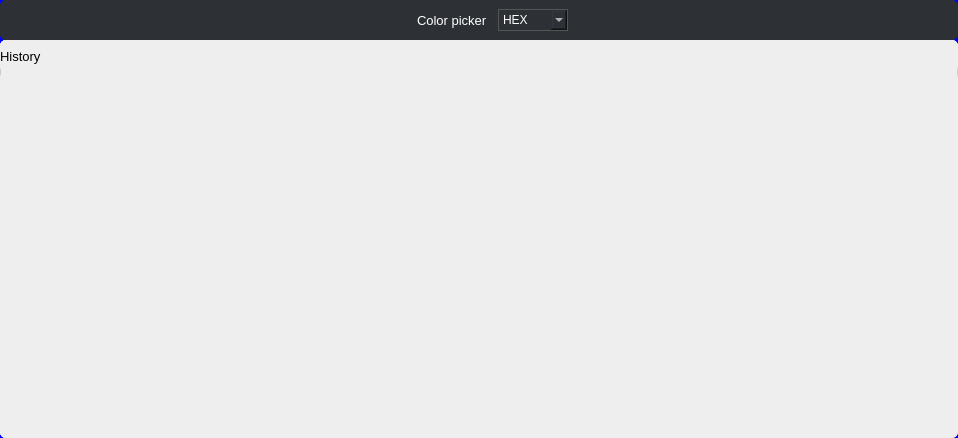
First picture: the form in src/colorpanel.ui, repository rurigk/colorpicker, before the edit.
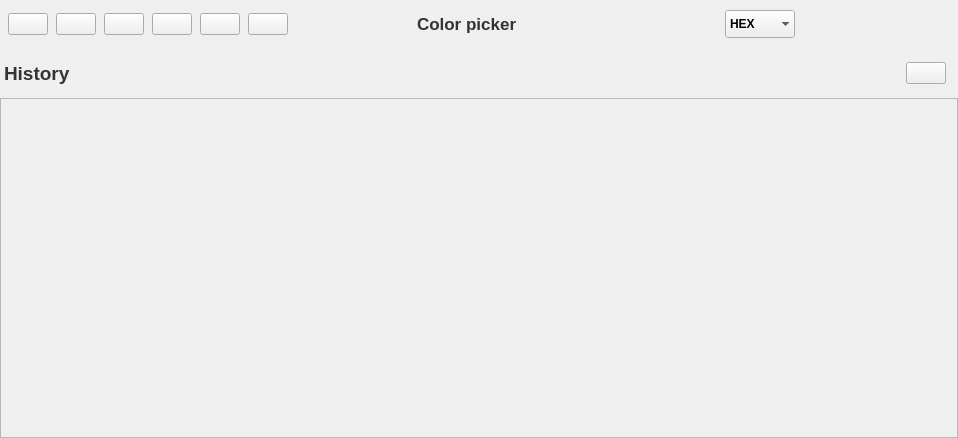
Second picture: the form after the edit. Icons and pictures are not drawn. Custom widgets are drawn as their Qt base class.

Commit message: Light color theme base

What changed in the file:
```diff
--- a/src/colorpanel.ui
+++ b/src/colorpanel.ui
@@ -27,10 +27,7 @@
     <normaloff>:/images/tray-icon.png</normaloff>:/images/tray-icon.png</iconset>
   </property>
   <property name="styleSheet">
-   <string notr="true">/*background-color: transparent;
-border-radius: 6px;*/
-
-background-color: blue;</string>
+   <string notr="true"/>
   </property>
   <widget class="QWidget" name="centralwidget">
    <property name="sizePolicy">
@@ -40,8 +37,7 @@
     </sizepolicy>
    </property>
    <property name="styleSheet">
-    <string notr="true">background-color: transparent;
-border-radius: 6px;</string>
+    <string notr="true"/>
    </property>
    <layout class="QVBoxLayout" name="verticalLayout">
     <property name="leftMargin">
@@ -72,12 +68,11 @@
         <property name="minimumSize">
          <size>
           <width>0</width>
-          <height>40</height>
+          <height>48</height>
          </size>
         </property>
         <property name="styleSheet">
-         <string notr="true">background-color: #2D3136;
-border-radius: 6px;</string>
+         <string notr="true"/>
         </property>
         <layout class="QHBoxLayout" name="horizontalLayout_2">
          <property name="leftMargin">
@@ -126,16 +121,19 @@
               </property>
               <item>
                <layout class="QHBoxLayout" name="toolbarHorizontalLayout">
+                <property name="spacing">
+                 <number>8</number>
+                </property>
                 <property name="sizeConstraint">
                  <enum>QLayout::SetDefaultConstraint</enum>
                 </property>
                 <property name="leftMargin">
-                 <number>5</number>
+                 <number>8</number>
                 </property>
                 <item>
                  <widget class="QPushButton" name="toolbarHistoryColor1">
                   <property name="sizePolicy">
-                   <sizepolicy hsizetype="Fixed" vsizetype="Fixed">
+                   <sizepolicy hsizetype="Minimum" vsizetype="Fixed">
                     <horstretch>0</horstretch>
                     <verstretch>0</verstretch>
                    </sizepolicy>
@@ -147,12 +145,7 @@
                    <enum>Qt::LeftToRight</enum>
                   </property>
                   <property name="styleSheet">
-                   <string notr="true">width: 30px;
-height: 30px;
-border: 1px solid transparent;
-background-image: url(:/images/outline.png);
-background-color: transparent;
-background-repeat: no-repeat;</string>
+                   <string notr="true"/>
                   </property>
                   <property name="text">
                    <string/>
@@ -161,16 +154,17 @@
                 </item>
                 <item>
                  <widget class="QPushButton" name="toolbarHistoryColor2">
+                  <property name="sizePolicy">
+                   <sizepolicy hsizetype="Fixed" vsizetype="Fixed">
+                    <horstretch>0</horstretch>
+                    <verstretch>0</verstretch>
+                   </sizepolicy>
+                  </property>
                   <property name="cursor">
                    <cursorShape>PointingHandCursor</cursorShape>
                   </property>
                   <property name="styleSheet">
-                   <string notr="true">width: 30px;
-height: 30px;
-border: 1px solid transparent;
-background-image: url(:/images/outline.png);
-background-color: transparent;
-background-repeat: no-repeat;</string>
+                   <string notr="true"/>
                   </property>
                   <property name="text">
                    <string/>
@@ -179,16 +173,17 @@
                 </item>
                 <item>
                  <widget class="QPushButton" name="toolbarHistoryColor3">
+                  <property name="sizePolicy">
+                   <sizepolicy hsizetype="Fixed" vsizetype="Fixed">
+                    <horstretch>0</horstretch>
+                    <verstretch>0</verstretch>
+                   </sizepolicy>
+                  </property>
                   <property name="cursor">
                    <cursorShape>PointingHandCursor</cursorShape>
                   </property>
                   <property name="styleSheet">
-                   <string notr="true">width: 30px;
-height: 30px;
-border: 1px solid transparent;
-background-image: url(:/images/outline.png);
-background-color: transparent;
-background-repeat: no-repeat;</string>
+                   <string notr="true"/>
                   </property>
                   <property name="text">
                    <string/>
@@ -197,16 +192,17 @@
                 </item>
                 <item>
                  <widget class="QPushButton" name="toolbarHistoryColor4">
+                  <property name="sizePolicy">
+                   <sizepolicy hsizetype="Fixed" vsizetype="Fixed">
+                    <horstretch>0</horstretch>
+                    <verstretch>0</verstretch>
+                   </sizepolicy>
+                  </property>
                   <property name="cursor">
                    <cursorShape>PointingHandCursor</cursorShape>
                   </property>
                   <property name="styleSheet">
-                   <string notr="true">width: 30px;
-height: 30px;
-border: 1px solid transparent;
-background-image: url(:/images/outline.png);
-background-color: transparent;
-background-repeat: no-repeat;</string>
+                   <string notr="true"/>
                   </property>
                   <property name="text">
                    <string/>
@@ -215,16 +211,17 @@
                 </item>
                 <item>
                  <widget class="QPushButton" name="toolbarHistoryColor5">
+                  <property name="sizePolicy">
+                   <sizepolicy hsizetype="Fixed" vsizetype="Fixed">
+                    <horstretch>0</horstretch>
+                    <verstretch>0</verstretch>
+                   </sizepolicy>
+                  </property>
                   <property name="cursor">
                    <cursorShape>PointingHandCursor</cursorShape>
                   </property>
                   <property name="styleSheet">
-                   <string notr="true">width: 30px;
-height: 30px;
-border: 1px solid transparent;
-background-image: url(:/images/outline.png);
-background-color: transparent;
-background-repeat: no-repeat;</string>
+                   <string notr="true"/>
                   </property>
                   <property name="text">
                    <string/>
@@ -242,16 +239,29 @@
                 </item>
                 <item>
                  <widget class="QPushButton" name="toolbarHistoryColor6">
+                  <property name="sizePolicy">
+                   <sizepolicy hsizetype="Fixed" vsizetype="Fixed">
+                    <horstretch>0</horstretch>
+                    <verstretch>0</verstretch>
+                   </sizepolicy>
+                  </property>
+                  <property name="minimumSize">
+                   <size>
+                    <width>0</width>
+                    <height>0</height>
+                   </size>
+                  </property>
+                  <property name="baseSize">
+                   <size>
+                    <width>0</width>
+                    <height>0</height>
+                   </size>
+                  </property>
                   <property name="cursor">
                    <cursorShape>PointingHandCursor</cursorShape>
                   </property>
                   <property name="styleSheet">
-                   <string notr="true">width: 30px;
-height: 30px;
-border: 1px solid transparent;
-background-image: url(:/images/outline.png);
-background-color: transparent;
-background-repeat: no-repeat;</string>
+                   <string notr="true"/>
                   </property>
                   <property name="text">
                    <string/>
@@ -309,11 +319,13 @@
                  <widget class="QLabel" name="label">
                   <property name="font">
                    <font>
-                    <pointsize>10</pointsize>
+                    <pointsize>13</pointsize>
+                    <weight>75</weight>
+                    <bold>true</bold>
                    </font>
                   </property>
                   <property name="styleSheet">
-                   <string notr="true">color: #FFF;</string>
+                   <string notr="true">color: #333;</string>
                   </property>
                   <property name="text">
                    <string>Color picker</string>
@@ -326,7 +338,7 @@
                    <enum>Qt::Horizontal</enum>
                   </property>
                   <property name="sizeType">
-                   <enum>QSizePolicy::Fixed</enum>
+                   <enum>QSizePolicy::Expanding</enum>
                   </property>
                   <property name="sizeHint" stdset="0">
                    <size>
@@ -350,15 +362,25 @@
                     <height>0</height>
                    </size>
                   </property>
+                  <property name="font">
+                   <font>
+                    <family>MS Shell Dlg 2</family>
+                    <weight>75</weight>
+                    <bold>true</bold>
+                   </font>
+                  </property>
                   <property name="styleSheet">
-                   <string notr="true">color: #FFF;
-border: 1px solid #555;
-height: 20px;
-border-radius: 0px;</string>
+                   <string notr="true">/*color: #333;
+border: 1px solid #dbe6ff ;
+border-radius: 0px;*/
+height: 24px;</string>
                   </property>
                   <property name="currentIndex">
                    <number>0</number>
                   </property>
+                  <property name="frame">
+                   <bool>false</bool>
+                  </property>
                   <item>
                    <property name="text">
                     <string>HEX</string>
@@ -391,9 +413,12 @@
                   <property name="orientation">
                    <enum>Qt::Horizontal</enum>
                   </property>
+                  <property name="sizeType">
+                   <enum>QSizePolicy::Fixed</enum>
+                  </property>
                   <property name="sizeHint" stdset="0">
                    <size>
-                    <width>40</width>
+                    <width>10</width>
                     <height>20</height>
                    </size>
                   </property>
@@ -409,6 +434,9 @@
              <property name="cursor">
               <cursorShape>PointingHandCursor</cursorShape>
              </property>
+             <property name="autoFillBackground">
+              <bool>false</bool>
+             </property>
              <property name="styleSheet">
               <string notr="true">width: 30px;
 height: 30px;
@@ -535,8 +563,7 @@
          </sizepolicy>
         </property>
         <property name="styleSheet">
-         <string notr="true">background-color: #EEE;
-border: 1px solid #CCC;</string>
+         <string notr="true"/>
         </property>
         <layout class="QVBoxLayout" name="verticalLayout_3">
          <property name="spacing">
@@ -574,7 +601,7 @@
               </size>
              </property>
              <property name="styleSheet">
-              <string notr="true">border: none;</string>
+              <string notr="true"/>
              </property>
              <layout class="QHBoxLayout" name="horizontalLayout_7">
               <property name="spacing">
@@ -599,6 +626,12 @@
                 </property>
                 <item>
                  <widget class="QWidget" name="historyHeader" native="true">
+                  <property name="minimumSize">
+                   <size>
+                    <width>0</width>
+                    <height>50</height>
+                   </size>
+                  </property>
                   <layout class="QHBoxLayout" name="horizontalLayout_8">
                    <property name="spacing">
                     <number>0</number>
@@ -617,6 +650,9 @@
                    </property>
                    <item>
                     <layout class="QHBoxLayout" name="historyHeaderLayout">
+                     <property name="leftMargin">
+                      <number>4</number>
+                     </property>
                      <item>
                       <widget class="QLabel" name="historyLabel">
                        <property name="sizePolicy">
@@ -627,9 +663,14 @@
                        </property>
                        <property name="font">
                         <font>
-                         <pointsize>10</pointsize>
+                         <pointsize>14</pointsize>
+                         <weight>75</weight>
+                         <bold>true</bold>
                         </font>
                        </property>
+                       <property name="styleSheet">
+                        <string notr="true">color: #333;</string>
+                       </property>
                        <property name="text">
                         <string>History</string>
                        </property>
@@ -672,13 +713,7 @@
                         <string>Clear history</string>
                        </property>
                        <property name="styleSheet">
-                        <string notr="true">width: 30px;
-height: 30px;
-border: 1px solid transparent;
-background-image: url(:/images/trash.png);
-background-color: transparent;
-background-repeat: no-repeat;
-color: white;</string>
+                        <string notr="true"/>
                        </property>
                        <property name="text">
                         <string/>
@@ -724,7 +759,7 @@
            <item>
             <widget class="QWidget" name="contentWidgetSections" native="true">
              <property name="styleSheet">
-              <string notr="true">border: none;</string>
+              <string notr="true"/>
              </property>
              <layout class="QHBoxLayout" name="horizontalLayout_6">
               <property name="leftMargin">
@@ -741,6 +776,9 @@
               </property>
               <item>
                <layout class="QHBoxLayout" name="contentWidgetSectionsLayout">
+                <property name="spacing">
+                 <number>0</number>
+                </property>
                 <item>
                  <widget class="QScrollArea" name="scrollArea">
                   <property name="sizePolicy">
@@ -769,8 +807,8 @@
                     <rect>
                      <x>0</x>
                      <y>0</y>
-                     <width>946</width>
-                     <height>356</height>
+                     <width>950</width>
+                     <height>330</height>
                     </rect>
                    </property>
                    <property name="sizePolicy">
```
Left out of the diff: 18 changed lines with no effect on the pictures. The commit also changes 12 other files.
